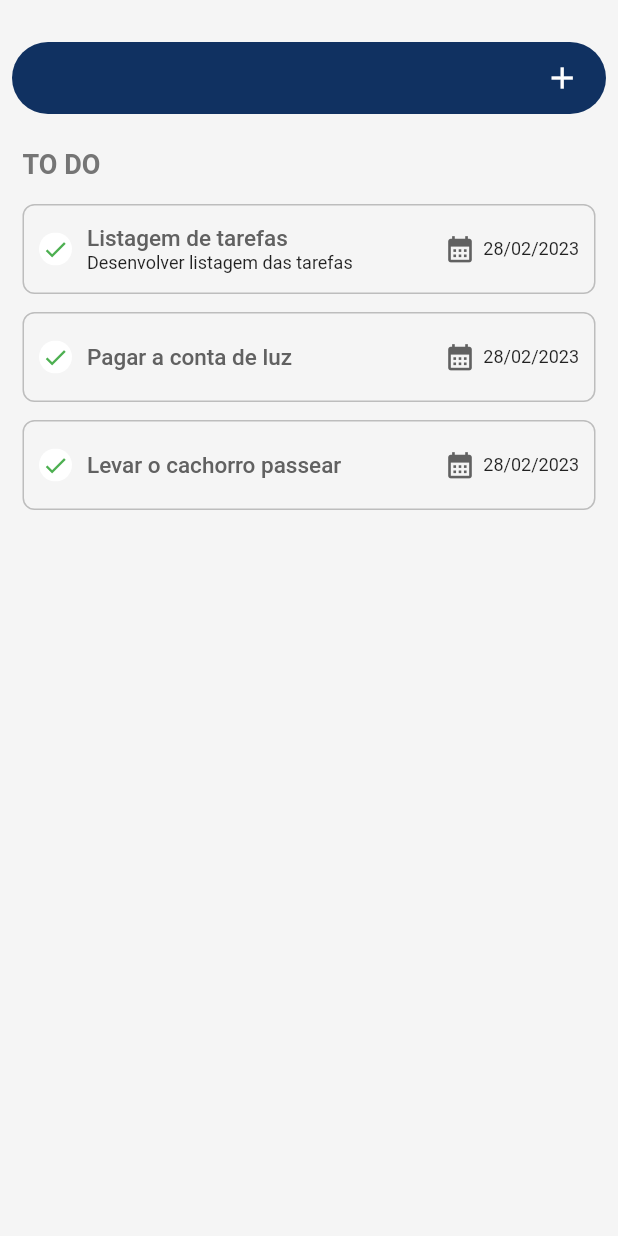
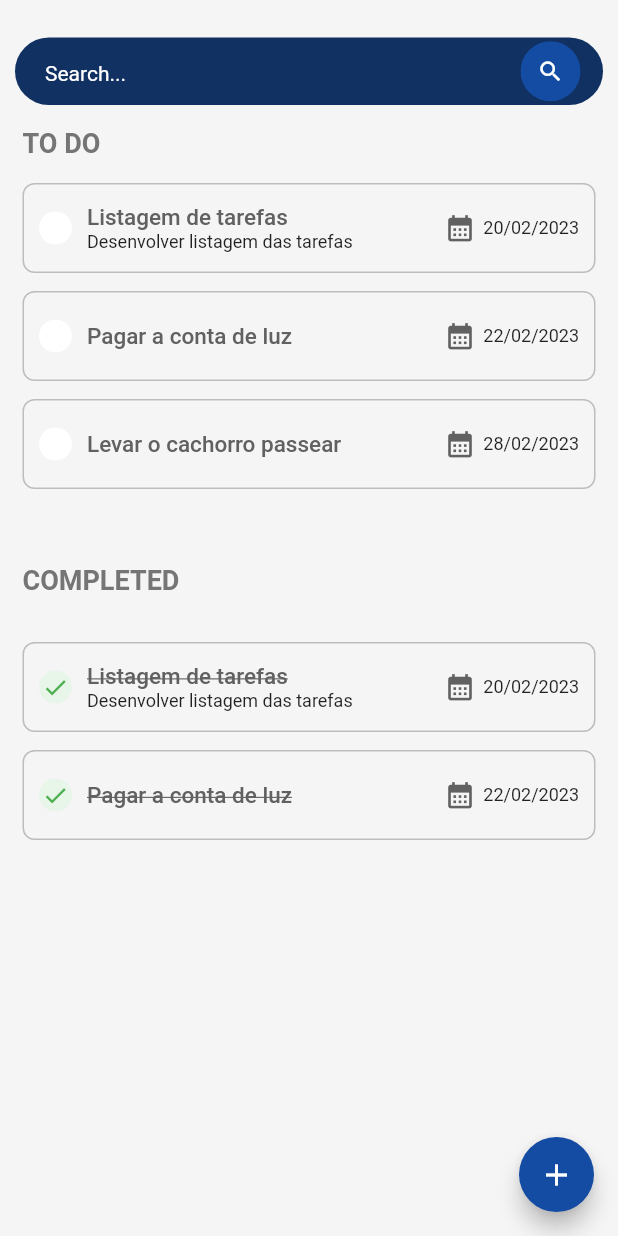
Before and after one commit to EbenauDev/MyTodoListFlutter, a Flutter app: the screen it shows after launch, on a phone screen of 412 x 824 dp. Run offline on Flutter 3.47's test engine with Material 2 defaults, Android fonts, the phone set to English and light mode, and no system bars; our stand-ins replace get_it; missing offline and left inert: flutter_animated_dialog.

Commit message:
Criado modal de adicionar tarefa

```diff
--- a/lib/pages/listagem/listagem_controller.dart
+++ b/lib/pages/listagem/listagem_controller.dart
@@ -9,6 +9,10 @@ class ListagemController {
   }
 
   Future<List<TaskModel>> recuperarTarefas() async{
-      return _repository.recuperarTasks();
+      return _repository.recuperarTasksEmAberto();
+  }
+
+    Future<List<TaskModel>> recuperarTarefasCompletas() async{
+      return _repository.recuperarTasksCompletas();
   }
 }
--- a/lib/pages/listagem/listagem_viewmodel.dart
+++ b/lib/pages/listagem/listagem_viewmodel.dart
@@ -1,5 +1,7 @@
 import 'package:flutter/material.dart';
 import 'package:flutter/services.dart';
+import 'package:flutter_animated_dialog/flutter_animated_dialog.dart';
+import 'package:my_todo_list/components/dialog_formulario.dart';
 import 'package:my_todo_list/get_it_provider.dart';
 import 'package:my_todo_list/models/task_model.dart';
 import 'package:my_todo_list/pages/listagem/listagem_controller.dart';
@@ -14,24 +16,40 @@ class listagemViewModel extends StatefulWidget {
 
 class _listagemViewModelState extends State<listagemViewModel> {
   late ListagemController _controller;
-  late Future<List<TaskModel>> carregarTarefa;
+  late Future<List<TaskModel>> carregarTarefasEmAberto;
+  late Future<List<TaskModel>> carregarTarefasCompletas;
   @override
   void initState() {
     _controller = serviceDependency.get<ListagemController>();
-    carregarTarefa = _controller.recuperarTarefas();
+    carregarTarefasEmAberto = _controller.recuperarTarefas();
+    carregarTarefasCompletas = _controller.recuperarTarefasCompletas();
     super.initState();
   }
 
-  void novaTarefa() {}
+  void novaTarefa() {
+    showDialog(
+      context: context,
+      barrierDismissible: true,
+      builder: (_) => DialogFormulario(),
+    );
+  }
 
-  void detalhesDaTask(){
-
-  }
+  void detalhesDaTask() {}
 
   @override
   Widget build(BuildContext context) {
     return Scaffold(
+      resizeToAvoidBottomInset: false,
       backgroundColor: Colors.grey[100],
+      floatingActionButton: SizedBox(
+        width: 50,
+        height: 50,
+        child: FloatingActionButton(
+          backgroundColor: Color.fromARGB(255, 19, 76, 162),
+          onPressed: novaTarefa,
+          child: Icon(Icons.add),
+        ),
+      ),
       body: SafeArea(
         child: Container(
           child: Column(
@@ -40,48 +58,62 @@ class _listagemViewModelState extends State<listagemViewModel> {
                 height: 20,
               ),
               Flexible(
-                child: Padding(
-                  padding: const EdgeInsets.all(8.0),
+                child: Row(children: []),
+              ),
+              SizedBox(
+                height: 5,
+              ),
+              Padding(
+                padding: const EdgeInsets.symmetric(horizontal: 10),
                 child: Container(
                   padding: const EdgeInsets.only(left: 20, right: 5),
+                  height: 45,
                   decoration: BoxDecoration(
                     color: const Color.fromRGBO(16, 49, 97, 1),
                     borderRadius: BorderRadius.circular(26),
                   ),
                   child: Form(
                     child: Row(
-                        crossAxisAlignment: CrossAxisAlignment.center,
+                      mainAxisAlignment: MainAxisAlignment.spaceBetween,
                       children: [
                         SizedBox(
-                            width: MediaQuery.of(context).size.width * .9,
+                          width: MediaQuery.of(context).size.width * .7,
                           child: TextFormField(
-                              style: const TextStyle(color: Colors.white),
+                            style: const TextStyle(
+                              color: Colors.white,
+                              fontSize: 14,
+                            ),
+                            cursorColor: Colors.white,
                             decoration: InputDecoration(
-                                suffixIcon: SizedBox(
-                                  width: 30,
-                                  child: TextButton(
-                                    onPressed: novaTarefa,
-                                    child: Icon(
-                                      Icons.add,
-                                      color: Colors.white,
-                                    ),
-                                    style: TextButton.styleFrom(
-                                      shape: RoundedRectangleBorder(
-                                        borderRadius: BorderRadius.circular(
-                                          30,
-                                        ),
-                                      ),
-                                    ),
-                                  ),
-                                ),
-                                focusedBorder: InputBorder.none,
+                              hintText: 'Search...',
+                              hintStyle: TextStyle(color: Colors.white),
                               errorBorder: InputBorder.none,
                               border: InputBorder.none,
                             ),
                           ),
                         ),
+                        Padding(
+                          padding: const EdgeInsets.only(right: 10),
+                          child: SizedBox(
+                            height: 40,
+                            width: 40,
+                            child: ClipOval(
+                              child: TextButton(
+                                onPressed: novaTarefa,
+                                child: Icon(
+                                  Icons.search,
+                                  size: 18,
+                                ),
+                                style: TextButton.styleFrom(
+                                  backgroundColor:
+                                      Color.fromARGB(255, 19, 76, 162),
+                                  foregroundColor: Colors.white,
+                                ),
+                              ),
+                            ),
+                          ),
+                        )
                       ],
-                      ),
                     ),
                   ),
                 ),
@@ -94,6 +126,11 @@ class _listagemViewModelState extends State<listagemViewModel> {
                   horizontal: 15,
                   vertical: 10,
                 ),
+                child: Container(
+                  constraints: BoxConstraints(
+                    maxHeight: MediaQuery.of(context).size.height * .75,
+                  ),
+                  child: SingleChildScrollView(
                     child: Column(
                       children: [
                         Row(
@@ -112,9 +149,9 @@ class _listagemViewModelState extends State<listagemViewModel> {
                           height: 10,
                         ),
                         Container(
-                      height: 280,
+                          height: 220,
                           child: FutureBuilder(
-                        future: carregarTarefa,
+                            future: carregarTarefasEmAberto,
                             builder: (context, snapshot) {
                               if (snapshot.connectionState ==
                                   ConnectionState.waiting) return ListView();
@@ -131,8 +168,49 @@ class _listagemViewModelState extends State<listagemViewModel> {
                               );
                             },
                           ),
+                        ),
+                        SizedBox(
+                          height: 40,
+                        ),
+                        Row(
+                          children: [
+                            Text(
+                              'COMPLETED',
+                              style: TextStyle(
+                                fontSize: 18,
+                                fontWeight: FontWeight.w600,
+                                color: Colors.grey[600],
+                              ),
+                            ),
+                          ],
+                        ),
+                        SizedBox(
+                          height: 25,
+                        ),
+                        Container(
+                          height: 220,
+                          child: FutureBuilder(
+                            future: carregarTarefasCompletas,
+                            builder: (context, snapshot) {
+                              if (snapshot.connectionState ==
+                                  ConnectionState.waiting) return ListView();
+
+                              return ListView(
+                                scrollDirection: Axis.vertical,
+                                children: [
+                                  for (var tarefa in snapshot.data!)
+                                    MyItem(
+                                      tarefa: tarefa,
+                                      onTap: detalhesDaTask,
                                     )
                                 ],
+                              );
+                            },
+                          ),
+                        ),
+                      ],
+                    ),
+                  ),
                 ),
               ),
             ],
--- a/lib/repositories/todo_repository.dart
+++ b/lib/repositories/todo_repository.dart
@@ -3,7 +3,7 @@ import 'package:my_todo_list/models/task_model.dart';
 class TodoRepository {
 
 
-  Future<List<TaskModel>> recuperarTasks() async {
+  Future<List<TaskModel>> recuperarTasksEmAberto() async {
     await Future.delayed(Duration(milliseconds: 400));
     List<TaskModel> lista = [
       TaskModel(
@@ -25,4 +25,23 @@ class TodoRepository {
     ];
     return lista;
   }
+
+
+  Future<List<TaskModel>> recuperarTasksCompletas() async {
+    await Future.delayed(Duration(milliseconds: 400));
+    List<TaskModel> lista = [
+      TaskModel(
+        isCompleted: true,
+        title: 'Listagem de tarefas',
+        description: 'Desenvolver listagem das tarefas',
+        dueDate: '2023-02-20T20:00:00',
+      ),
+      TaskModel(
+       isCompleted: true,
+        title: 'Pagar a conta de luz',
+        dueDate: '2023-02-22T20:00:00',
+      ),
+    ];
+    return lista;
+  }
 }
--- /dev/null
+++ b/lib/utils/datetime_services.dart
@@ -0,0 +1,3 @@
+extension DateTimeExtensoes on DateTime{
+
+}
--- a/lib/utils/my_item.dart
+++ b/lib/utils/my_item.dart
@@ -15,6 +15,17 @@ class MyItem extends StatefulWidget {
 }
 
 class _MyItemState extends State<MyItem> {
+  @override
+  void initState() {
+    print('Data em formato UTC: ${DateTime.now().toIso8601String()}');
+    print('Data em formato UTC: ${DateTime.now().toIso8601String()}');
+    super.initState();
+  }
+
+  String toBrFormat(DateTime date) {
+    return "${date.day.toString().padLeft(2, '0')}/${date.month.toString().padLeft(2, '0')}/${date.year}";
+  }
+
   @override
   Widget build(BuildContext context) {
     return GestureDetector(
@@ -40,12 +51,16 @@ class _MyItemState extends State<MyItem> {
                   height: 22,
                   child: ClipOval(
                     child: Container(
-                      color: Colors.white,
-                      child: Icon(
-                        Icons.done,
-                        size: 18,
-                        color: Colors.green,
-                      ),
+                      color: widget.tarefa.isCompleted!
+                          ? Colors.green[50]
+                          : Colors.white,
+                      child: widget.tarefa.isCompleted!
+                          ? Icon(
+                              Icons.done,
+                              size: 18,
+                              color: Colors.green,
+                            )
+                          : Container(),
                     ),
                   ),
                 ),
@@ -62,6 +77,9 @@ class _MyItemState extends State<MyItem> {
                         fontSize: 15,
                         fontWeight: FontWeight.w500,
                         color: Colors.grey[700],
+                        decoration: widget.tarefa.isCompleted!
+                            ? TextDecoration.lineThrough
+                            : TextDecoration.none,
                       ),
                     ),
                     if (widget.tarefa.description != null)
@@ -84,7 +102,7 @@ class _MyItemState extends State<MyItem> {
                   width: 5,
                 ),
                 Text(
-                  '28/02/2023',
+                  toBrFormat(DateTime.parse(widget.tarefa.dueDate!)),
                   style: TextStyle(fontSize: 12),
                 ),
               ],
--- a/pubspec.yaml
+++ b/pubspec.yaml
@@ -20,6 +20,7 @@ dependencies:
   cupertino_icons: ^1.0.2
   get_it: ^7.2.0
   shared_preferences: ^2.0.17
+  flutter_animated_dialog: ^2.0.1
 
 dev_dependencies:
   flutter_test:
```
Also changed, not shown: lib/components/dialog_formulario.dart (added, +133 -0 lines), pubspec.lock. Lines whose indentation alone changed are shown as unchanged.
